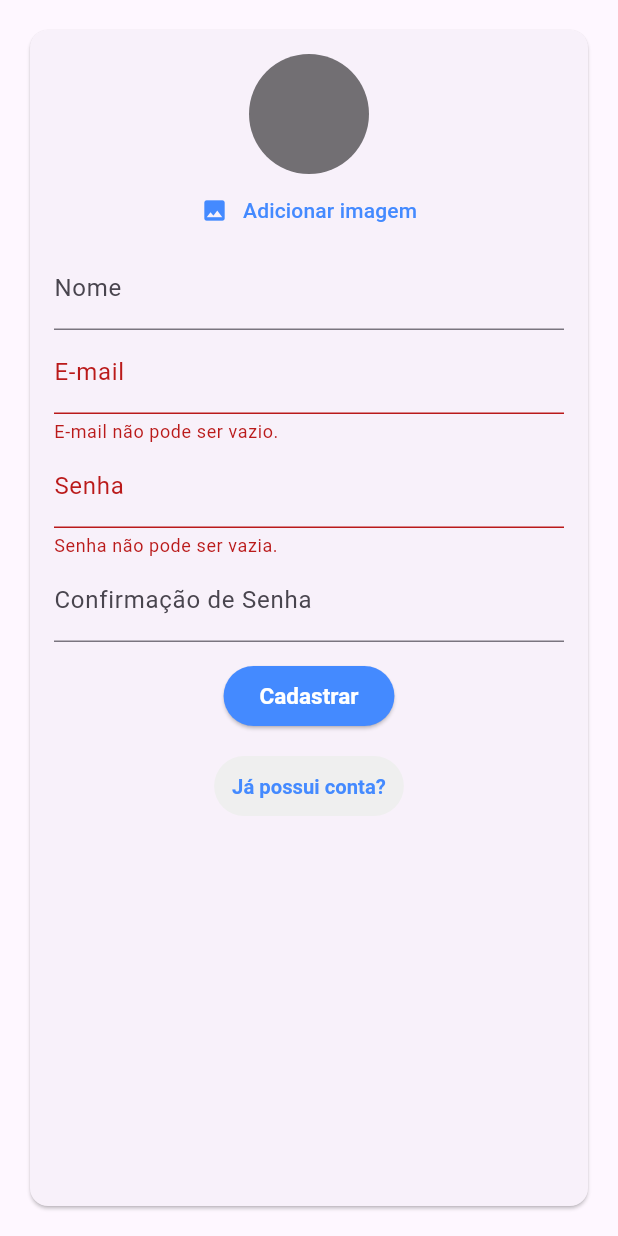
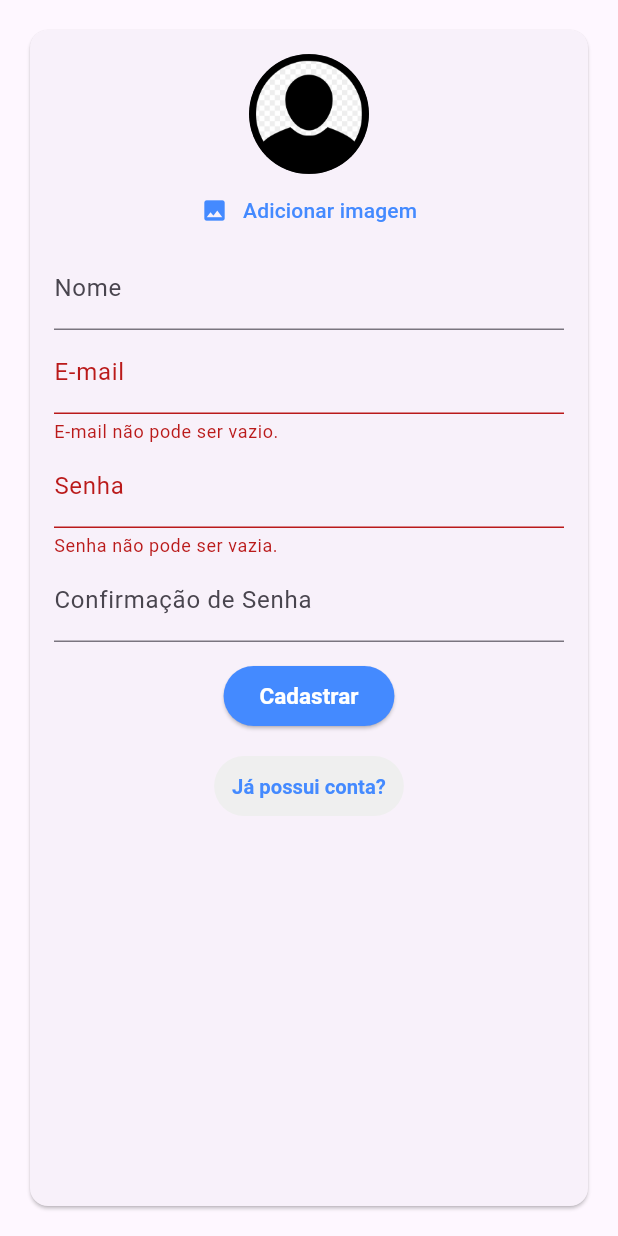
Before and after one commit to gabrielnavas/chat_flutter_app, a Flutter app: the AuthForm widget shown alone on an empty page, opened directly with empty values, after a tap on "Entrar", after a tap on "Criar uma nova conta", on a phone screen of 412 x 824 dp. Run offline on Flutter 3.47's test engine with Material 3 defaults, Android fonts, the phone set to English and light mode, and no system bars; our stand-ins replace image_picker; accounts and stored records are empty.

```diff
--- a/lib/components/auth_form.dart
+++ b/lib/components/auth_form.dart
@@ -27,25 +27,28 @@ class _AuthFormState extends State<AuthForm> {
       return;
     }
 
-    String? error = _authFormData.validate();
-    if (error != null) {
-      _showError(error);
-      return;
-    }
+    // String? error = _authFormData.validate();
+    // if (error != null) {
+    //   _showError(error);
+    //   return;
+    // }
 
     widget.onSubmit(_authFormData);
   }
 
-  void _showError(String error) {
-    ScaffoldMessenger.of(context).showSnackBar(SnackBar(
-      content: Text(
-        error,
-        style: const TextStyle(
-            color: Colors.white, fontWeight: FontWeight.bold, fontSize: 14),
-      ),
-      backgroundColor: Colors.redAccent,
-    ));
-  }
+  // void _showError(String error) {
+  //   ScaffoldMessenger.of(context).showSnackBar(SnackBar(
+  //     content: Text(
+  //       error,
+  //       style: const TextStyle(
+  //         color: Colors.white,
+  //         fontWeight: FontWeight.bold,
+  //         fontSize: 14,
+  //       ),
+  //     ),
+  //     backgroundColor: Colors.redAccent,
+  //   ));
+  // }
 
   @override
   Widget build(BuildContext context) {
@@ -63,15 +66,16 @@ class _AuthFormState extends State<AuthForm> {
                 ),
               if (_authFormData.isSignup)
                 TextFormField(
-                  key: const ValueKey('ame'),
+                  key: const ValueKey('name'),
                   initialValue: _authFormData.name,
                   onChanged: (value) =>
                       setState(() => _authFormData.name = value),
                   decoration: const InputDecoration(
                     label: Text('Nome'),
                   ),
-                  validator: (name) =>
-                      AuthFormData.validateName(name?.trim() ?? ''),
+                  validator: (name) => _authFormData.isSignup
+                      ? AuthFormData.validateName(name?.trim() ?? '')
+                      : null,
                 ),
               TextFormField(
                 key: const ValueKey('email'),
@@ -108,10 +112,11 @@ class _AuthFormState extends State<AuthForm> {
                   decoration: const InputDecoration(
                     label: Text('Confirmação de Senha'),
                   ),
-                  validator: (passwordConfirmation) =>
-                      AuthFormData.validatePasswords(
+                  validator: (passwordConfirmation) => _authFormData.isSignup
+                      ? AuthFormData.validatePasswords(
                           passwordConfirmation?.trim() ?? '',
-                          _authFormData.password),
+                          _authFormData.password)
+                      : null,
                 ),
               const SizedBox(
                 height: 12,
--- a/lib/components/user_image_picker.dart
+++ b/lib/components/user_image_picker.dart
@@ -40,7 +40,9 @@ class _UserImagePickerState extends State<UserImagePicker> {
         CircleAvatar(
           radius: 40,
           backgroundColor: Colors.black54,
-          backgroundImage: _image != null ? FileImage(_image!) : null,
+          backgroundImage: _image == null
+              ? Image.asset('assets/images/avatar.png').image
+              : FileImage(_image!),
         ),
         TextButton(
             onPressed: () async => _pickImage(),
--- a/lib/core/services/auth/auth_service.dart
+++ b/lib/core/services/auth/auth_service.dart
@@ -11,7 +11,7 @@ abstract class AuthService {
     String name,
     String email,
     String password,
-    File image,
+    File? image,
   );
 
   Future<void> signin(
--- a/lib/pages/auth_page.dart
+++ b/lib/pages/auth_page.dart
@@ -18,16 +18,16 @@ class _AuthPageState extends State<AuthPage> {
     setState(() => _isLoading = true);
     try {
       if (authFormData.isSignin) {
-        AuthServiceMock().signin(
+        await AuthServiceMock().signin(
           authFormData.email,
           authFormData.password,
         );
       } else if (authFormData.isSignup) {
-        AuthServiceMock().signup(
+        await AuthServiceMock().signup(
           authFormData.name,
           authFormData.email,
           authFormData.password,
-          authFormData.image!,
+          authFormData.image,
         );
       }
     } catch (ex) {
--- a/lib/pages/loading_page.dart
+++ b/lib/pages/loading_page.dart
@@ -8,8 +8,6 @@ class LoadingPage extends StatefulWidget {
 }
 
 class _LoadingPageState extends State<LoadingPage> {
-  String dotResult = '';
-
   @override
   Widget build(BuildContext context) {
     return const Scaffold(
--- a/pubspec.yaml
+++ b/pubspec.yaml
@@ -60,7 +60,8 @@ flutter:
   uses-material-design: true
 
   # To add assets to your application, add an assets section, like this:
-  # assets:
+  assets:
+    - assets/images/avatar.png
   #   - images/a_dot_burr.jpeg
   #   - images/a_dot_ham.jpeg
 
```
Also changed, not shown: lib/core/models/auth_form_data.dart (+22 -16 lines), lib/core/services/auth/auth_service_mock.dart (+25 -14 lines), lib/pages/chat_page.dart (+11 -2 lines), assets/images/avatar.png (added).
